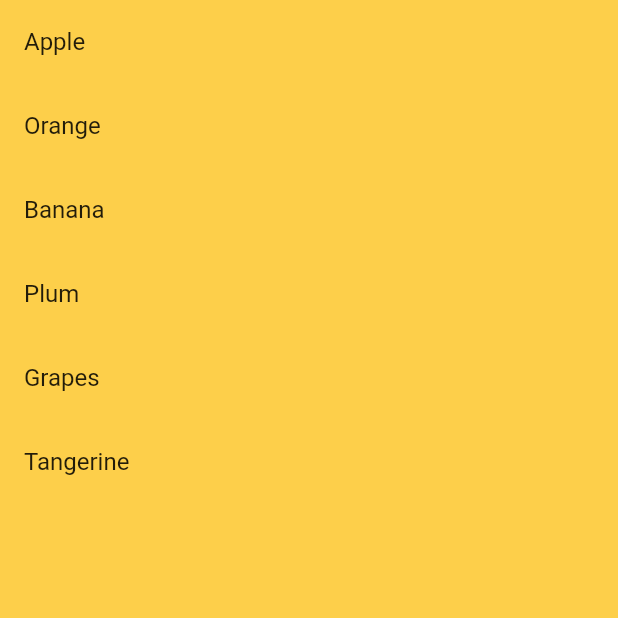
After one commit to rickbsgu/my_admob_tutorial, a Flutter app: the NativeRoute screen opened by its route, on a phone screen of 412 x 824 dp, the top half of it. The commit adds this screen. Run offline on Flutter 3.47's test engine with Material 2 defaults, Android fonts, the phone set to English and light mode, and no system bars; our stand-ins replace google_fonts, google_mobile_ads, shared_preferences; accounts and stored records are empty; Roboto replaces fonts that are missing (Acme).

Commit message:
Adding the native ads route. in progress.

```diff
--- a/lib/main.dart
+++ b/lib/main.dart
@@ -15,6 +15,7 @@
 import 'package:admob_ads_in_flutter/app_theme.dart';
 import 'package:admob_ads_in_flutter/game_route.dart';
 import 'package:admob_ads_in_flutter/home_route.dart';
+import 'package:admob_ads_in_flutter/native_route.dart';
 import 'package:flutter/material.dart';
 import 'package:flutter/services.dart';
 import 'package:google_fonts/google_fonts.dart';
@@ -32,7 +33,8 @@ void main() async {
       home: HomeRoute(),
       routes: <String, WidgetBuilder>{
         '/home': (BuildContext context) => HomeRoute(),
-        '/game': (BuildContext context) => GameRoute()
+        '/game': (BuildContext context) => GameRoute(),
+        '/native': (BuildContext context) => NativeRoute(),
       },
       theme: ThemeData(
         primaryColor: AppTheme.primary,
--- /dev/null
+++ b/lib/native_route.dart
@@ -0,0 +1,58 @@
+// Copyright 2022 Aphorica, Inc
+//
+// Licensed under the Apache License, Version 2.0 (the "License");
+// you may not use this file except in compliance with the License.
+// You may obtain a copy of the License at
+//
+// http://www.apache.org/licenses/LICENSE-2.0
+//
+// Unless required by applicable law or agreed to in writing, software
+// distributed under the License is distributed on an "AS IS" BASIS,
+// WITHOUT WARRANTIES OR CONDITIONS OF ANY KIND, either express or implied.
+// See the License for the specific language governing permissions and
+// limitations under the License.
+//
+import 'package:flutter/material.dart';
+import 'package:admob_ads_in_flutter/ad_helper.dart';
+import 'package:google_mobile_ads/google_mobile_ads.dart';
+
+import 'package:admob_ads_in_flutter/app_theme.dart';
+
+class NativeRoute extends StatefulWidget {
+  @override
+  _NativeRouteState createState() => _NativeRouteState();
+}
+
+class _NativeRouteState extends State<NativeRoute> {
+  static List<int> adIXs = [1, 3];
+  final List<String> _items = <String>[
+    'Apple',
+    'Orange',
+    'Banana',
+    'Plum',
+    'Grapes',
+    'Tangerine'
+  ];
+
+  @override
+  Widget build(BuildContext context) {
+    return Scaffold(
+      backgroundColor: AppTheme.primary,
+      resizeToAvoidBottomInset: false,
+      body: SafeArea(
+        child: Center(
+          child: ListView.builder(
+            itemCount: _items.length,
+            itemBuilder: (BuildContext context, int ix) {
+              return Container(
+                child: ListTile(
+                  title: Text(_items[ix]),
+                ),
+              );
+            },
+          ),
+        ),
+      ),
+    );
+  }
+}
```
Also changed, not shown: lib/home_route.dart (+23 -6 lines).
